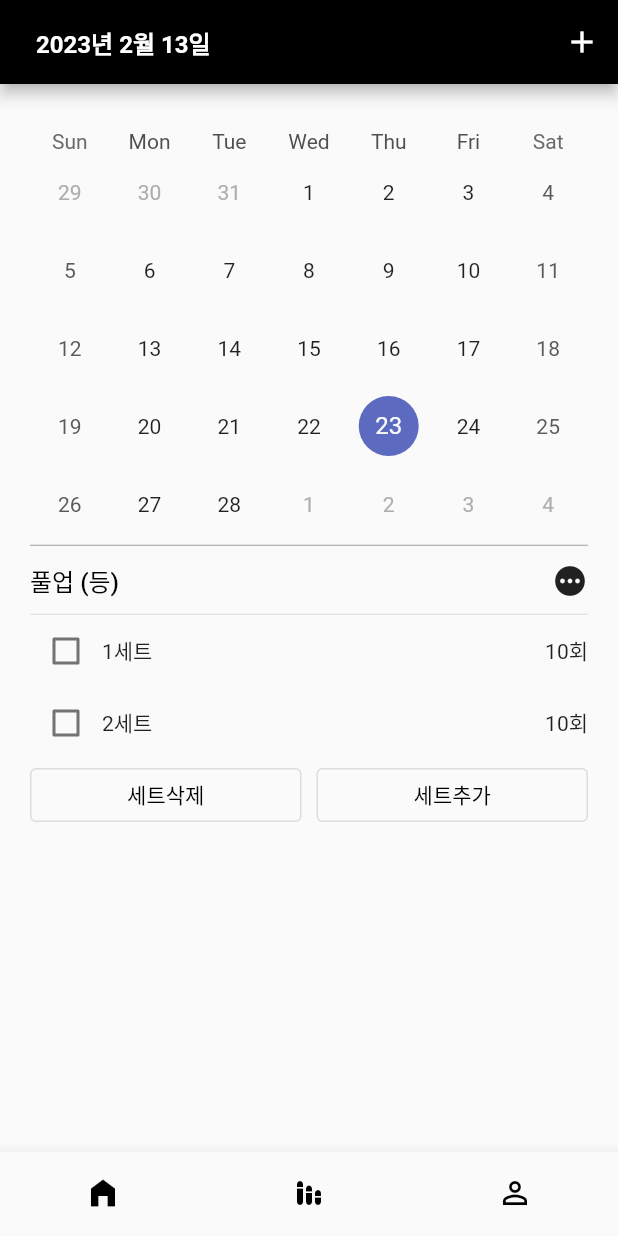
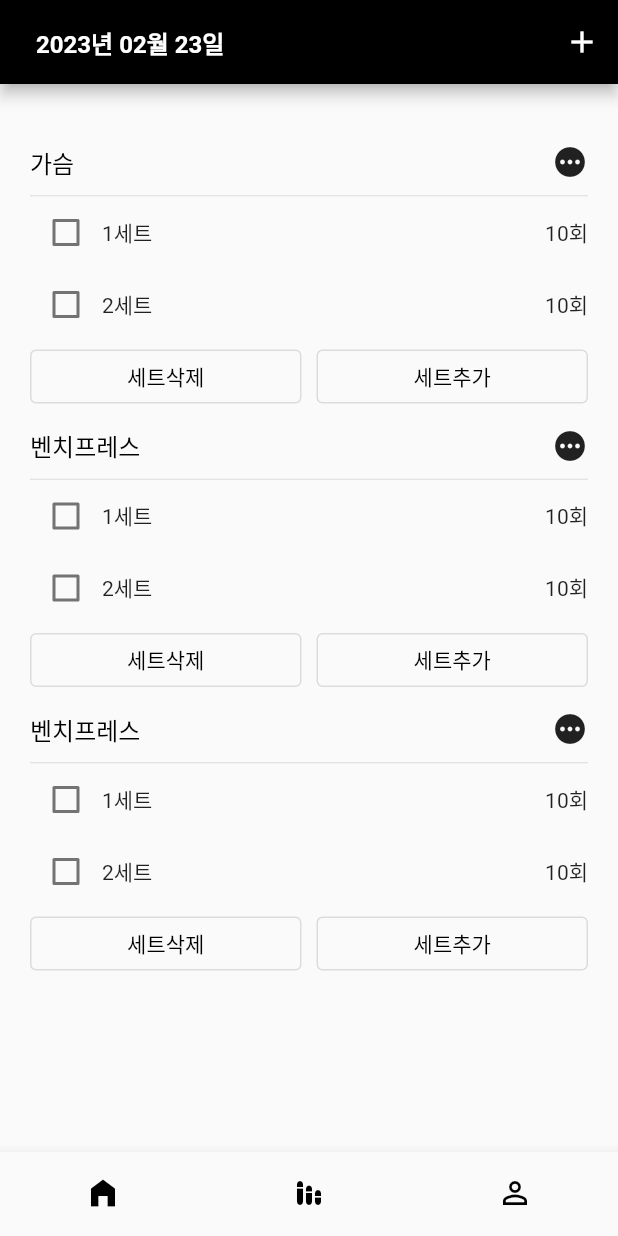
Before and after one commit to Dolphin-PC/health_note, a Flutter app: the screen it shows after launch, on a phone screen of 412 x 824 dp. Run offline on Flutter 3.47's test engine with Material 2 defaults, Android fonts, the phone set to English and light mode, and no system bars; drawn by our look-alikes of table_calendar; our stand-ins replace shared_preferences, sqflite; accounts and stored records are empty.

Commit message:
home screen 작업중

```diff
--- a/lib/common/util.dart
+++ b/lib/common/util.dart
@@ -1,4 +1,5 @@
 import 'package:flutter/material.dart';
+import 'package:intl/intl.dart';
 import 'package:shared_preferences/shared_preferences.dart';
 
 class Util {
@@ -52,4 +53,10 @@ class Util {
         break;
     }
   }
+
+  static get now => DateTime.now();
+
+  static get getNowSimpleDateFormat => DateFormat('yyyy년 MM월 dd일').format(now);
+
+  static get getNowSimple => DateTime.utc(now.year, now.month, now.day);
 }
--- a/lib/db/table_names.dart
+++ b/lib/db/table_names.dart
@@ -1,4 +1,5 @@
 class TableNames {
   static get groupExercise => "group_exercise";
   static get exercise => "exercise";
+  static get event => "event";
 }
--- a/lib/main.dart
+++ b/lib/main.dart
@@ -1,5 +1,6 @@
 import 'package:flutter/material.dart';
 import 'package:health_note/db/db_helper.dart';
+import 'package:health_note/providers/event_provider.dart';
 import 'package:health_note/providers/exercise_provider.dart';
 import 'package:health_note/providers/group_exercise_provider.dart';
 import 'package:health_note/screens/main_screen.dart';
@@ -16,6 +17,7 @@ void main() async {
       ChangeNotifierProvider(create: (_) => MainProvider()),
       ChangeNotifierProvider(create: (_) => GroupExerciseProvider()),
       ChangeNotifierProvider(create: (_) => ExerciseProvider()),
+      ChangeNotifierProvider(create: (_) => EventProvider()),
     ],
     child: const MyApp(),
   ));
--- a/lib/models/event_model.dart
+++ b/lib/models/event_model.dart
@@ -1,3 +1,23 @@
-class EventModel {
+import 'package:flutter/material.dart';
+import 'package:health_note/models/exercise_model.dart';
 
+class EventModel extends ExerciseModel {
+  EventModel({
+    Key? key,
+    this.eventId,
+    required this.day,
+    required this.exerciseModel,
+    required this.isComplete,
+  }) : super(
+          exerciseName: exerciseModel.exerciseName,
+          groupId: exerciseModel.groupId,
+          isCount: exerciseModel.isCount,
+          unit: exerciseModel.unit,
+          id: exerciseModel.id,
+        );
+
+  final int? eventId;
+  final DateTime day;
+  final ExerciseModel exerciseModel;
+  final bool isComplete;
 }
--- /dev/null
+++ b/lib/providers/event_provider.dart
@@ -0,0 +1,53 @@
+import 'package:flutter/material.dart';
+import 'package:health_note/common/util.dart';
+import 'package:health_note/enums/unit.dart';
+import 'package:health_note/models/event_model.dart';
+import 'package:health_note/models/exercise_model.dart';
+
+Map<DateTime, List<EventModel>> eventSource = {
+  DateTime.utc(2023, 2, 23): [
+    EventModel(
+      eventId: 1,
+      day: Util.getNowSimple,
+      isComplete: false,
+      exerciseModel: ExerciseModel(
+        id: 1,
+        groupId: 10,
+        exerciseName: "가슴",
+        unit: UNIT.kg,
+        isCount: false,
+      ),
+    ),
+    EventModel(
+      eventId: 2,
+      day: Util.getNowSimple,
+      isComplete: false,
+      exerciseModel: ExerciseModel(
+        id: 2,
+        groupId: 10,
+        exerciseName: "벤치프레스",
+        unit: UNIT.kg,
+        isCount: false,
+      ),
+    ),
+    EventModel(
+      eventId: 2,
+      day: Util.getNowSimple,
+      isComplete: false,
+      exerciseModel: ExerciseModel(
+        id: 2,
+        groupId: 10,
+        exerciseName: "벤치프레스",
+        unit: UNIT.kg,
+        isCount: false,
+      ),
+    ),
+  ],
+};
+
+class EventProvider extends ChangeNotifier {
+  Future<List<EventModel>> getEventsForDay(DateTime day) async {
+    print(day);
+    return eventSource[day] ?? [];
+  }
+}
--- a/lib/screens/add_exercise_screen.dart
+++ b/lib/screens/add_exercise_screen.dart
@@ -49,6 +49,7 @@ class _AddExerciseScreenState extends State<AddExerciseScreen> {
             if (!snap.hasData) return const Text('...');
 
             return ListView.builder(
+              shrinkWrap: true,
               itemCount: snap.data.length,
               itemBuilder: (ctx, idx) {
                 return GroupExerciseCard(groupExerciseModel: snap.data[idx], isModifyMode: isModifyMode);
--- a/lib/screens/home_screen.dart
+++ b/lib/screens/home_screen.dart
@@ -1,7 +1,10 @@
 import 'package:flutter/material.dart';
+import 'package:health_note/common/util.dart';
+import 'package:health_note/providers/event_provider.dart';
 import 'package:health_note/screens/add_exercise_screen.dart';
 import 'package:health_note/styles/text_styles.dart';
-import 'package:health_note/widget/set_card.dart';
+import 'package:health_note/widget/event_card.dart';
+import 'package:provider/provider.dart';
 import 'package:table_calendar/table_calendar.dart';
 
 class HomeScreen extends StatefulWidget {
@@ -12,9 +15,8 @@ class HomeScreen extends StatefulWidget {
 }
 
 class _HomeScreenState extends State<HomeScreen> {
-  DateTime _now = DateTime.now();
-  DateTime _selectedDay = DateTime.now();
-  DateTime _focusedDay = DateTime.now();
+  DateTime _selectedDay = Util.getNowSimple;
+  DateTime _focusedDay = Util.getNowSimple;
 
   bool isShowCalendar = false;
 
@@ -24,6 +26,10 @@ class _HomeScreenState extends State<HomeScreen> {
 
   @override
   Widget build(BuildContext context) {
+    EventProvider eventProvider = Provider.of(context, listen: true);
+
+    print(eventProvider.getEventsForDay(Util.getNowSimple));
+
     return Scaffold(
       appBar: AppBar(
         backgroundColor: Theme.of(context).primaryColor,
@@ -34,97 +40,66 @@ class _HomeScreenState extends State<HomeScreen> {
             onPressed: () {
               Navigator.push(
                 context,
-                MaterialPageRoute(
-                    builder: (context) => AddExerciseScreen(), fullscreenDialog: true),
+                MaterialPageRoute(builder: (context) => const AddExerciseScreen(), fullscreenDialog: true),
               );
             },
           )
         ],
         title: TextButton(
           onPressed: onTapTitle,
-          child: Text('2023년 2월 13일', style: TextStyles.headText),
+          child: Text(Util.getNowSimpleDateFormat, style: TextStyles.headText),
         ),
       ),
       body: Padding(
         padding: const EdgeInsets.symmetric(horizontal: 20, vertical: 30),
         child: Column(
           children: [
-            TableCalendar(
-              firstDay: DateTime.utc(2000, 1, 1),
-              lastDay: DateTime.utc(2099, 12, 31),
-              focusedDay: _focusedDay,
+            Visibility(
+              visible: isShowCalendar,
+              child: TableCalendar(
                 onDaySelected: (selectedDay, focusedDay) {
                   setState(() {
                     _selectedDay = selectedDay;
                     _focusedDay = selectedDay;
                   });
                 },
+                // eventLoader: eventProvider.getEventsForDay,
+                firstDay: DateTime.utc(2000, 1, 1),
+                lastDay: DateTime.utc(2099, 12, 31),
+                focusedDay: _focusedDay,
                 selectedDayPredicate: (day) => isSameDay(day, _selectedDay),
                 calendarFormat: CalendarFormat.month,
                 headerVisible: false,
               ),
-            const Divider(
+            ),
+            Visibility(
+              visible: isShowCalendar,
+              child: Divider(
                 height: 3,
                 color: Colors.grey,
               ),
-            Column(
-              children: [
-                Padding(
-                  padding: const EdgeInsets.symmetric(vertical: 10),
-                  child: Row(
-                    mainAxisAlignment: MainAxisAlignment.spaceBetween,
-                    children: [
-                      Text('풀업 (등)', style: TextStyles.titleText),
-                      GestureDetector(
-                        child: Icon(Icons.pending),
-                        onTap: () {
-                          print('more');
+            ),
+            FutureBuilder(
+              future: eventProvider.getEventsForDay(_selectedDay),
+              builder: (BuildContext context, AsyncSnapshot snapshot) {
+                if (!snapshot.hasData) return Text('...');
+
+                return Expanded(
+                  child: ListView.builder(
+                      shrinkWrap: true,
+                      itemCount: snapshot.data.length,
+                      itemBuilder: (context, idx) {
+                        return EventCard(eventModel: snapshot.data[idx]);
+                      }),
+                );
               },
-                      ),
-                    ],
-                  ),
-                ),
-                const Divider(
-                  height: 1,
-                ),
-                SetCard(
-                  setName: '1세트',
-                  setCount: '10회',
-                ),
-                SetCard(
-                  setName: '2세트',
-                  setCount: '10회',
-                ),
-                Row(
-                  mainAxisAlignment: MainAxisAlignment.spaceBetween,
-                  children: [
-                    Flexible(
-                      fit: FlexFit.tight,
-                      child: OutlinedButton(
-                        onPressed: () {},
-                        child: Text(
-                          '세트삭제',
-                          style: TextStyles.buttonText,
-                        ),
-                      ),
-                    ),
-                    SizedBox(
-                      width: 10,
-                    ),
-                    Flexible(
-                      fit: FlexFit.tight,
-                      child: OutlinedButton(
-                        onPressed: () {},
-                        child: Text(
-                          '세트추가',
-                          style: TextStyles.buttonText,
-                        ),
-                      ),
-                    ),
-                  ],
             )
-              ],
-            )
+            // Column(
+            //   children: [
+            //     EventCard(),
+            //     EventCard(),
+            //   ],
+            // )
           ],
         ),
       ),
--- /dev/null
+++ b/lib/widget/event_card.dart
@@ -0,0 +1,77 @@
+import 'package:flutter/material.dart';
+import 'package:health_note/models/event_model.dart';
+import 'package:health_note/styles/text_styles.dart';
+import 'package:health_note/widget/set_card.dart';
+
+class EventCard extends StatefulWidget {
+  const EventCard({Key? key, required this.eventModel}) : super(key: key);
+
+  final EventModel eventModel;
+
+  @override
+  State<EventCard> createState() => _EventCardState();
+}
+
+class _EventCardState extends State<EventCard> {
+  @override
+  Widget build(BuildContext context) {
+    return Column(
+      children: [
+        Padding(
+          padding: const EdgeInsets.symmetric(vertical: 10),
+          child: Row(
+            mainAxisAlignment: MainAxisAlignment.spaceBetween,
+            children: [
+              Text(widget.eventModel.exerciseName, style: TextStyles.titleText),
+              GestureDetector(
+                child: Icon(Icons.pending),
+                onTap: () {
+                  print('more');
+                },
+              ),
+            ],
+          ),
+        ),
+        const Divider(
+          height: 1,
+        ),
+        SetCard(
+          setName: '1세트',
+          setCount: '10회',
+        ),
+        SetCard(
+          setName: '2세트',
+          setCount: '10회',
+        ),
+        Row(
+          mainAxisAlignment: MainAxisAlignment.spaceBetween,
+          children: [
+            Flexible(
+              fit: FlexFit.tight,
+              child: OutlinedButton(
+                onPressed: () {},
+                child: Text(
+                  '세트삭제',
+                  style: TextStyles.buttonText,
+                ),
+              ),
+            ),
+            SizedBox(
+              width: 10,
+            ),
+            Flexible(
+              fit: FlexFit.tight,
+              child: OutlinedButton(
+                onPressed: () {},
+                child: Text(
+                  '세트추가',
+                  style: TextStyles.buttonText,
+                ),
+              ),
+            ),
+          ],
+        )
+      ],
+    );
+  }
+}
--- a/pubspec.yaml
+++ b/pubspec.yaml
@@ -42,6 +42,7 @@ dependencies:
   shared_preferences: ^2.0.17
   sqflite: ^2.2.4+1
   path: ^1.8.2
+  intl: ^0.18.0
 
 dev_dependencies:
   flutter_test:
```
Also changed, not shown: pubspec.lock. Lines whose indentation alone changed are shown as unchanged.
